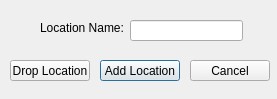
Above: LAWRENTIAN/LuD/addlocationdialogue.ui from pyridine/LAWRENTIAN before the change. Below: the same form after it.
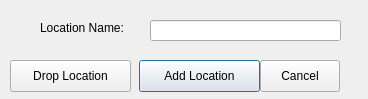
That is the form after the change.

```diff
--- a/LAWRENTIAN/LuD/addlocationdialogue.ui
+++ b/LAWRENTIAN/LuD/addlocationdialogue.ui
@@ -6,7 +6,7 @@
    <rect>
     <x>0</x>
     <y>0</y>
-    <width>277</width>
+    <width>368</width>
     <height>99</height>
    </rect>
   </property>
@@ -16,10 +16,10 @@
   <widget class="QPushButton" name="AddLocButton">
    <property name="geometry">
     <rect>
-     <x>100</x>
+     <x>139</x>
      <y>60</y>
-     <width>80</width>
-     <height>21</height>
+     <width>121</width>
+     <height>32</height>
     </rect>
    </property>
    <property name="text">
@@ -29,10 +29,10 @@
   <widget class="QPushButton" name="cancelButton">
    <property name="geometry">
     <rect>
-     <x>190</x>
+     <x>260</x>
      <y>60</y>
      <width>80</width>
-     <height>21</height>
+     <height>32</height>
     </rect>
    </property>
    <property name="text">
@@ -42,9 +42,9 @@
   <widget class="QLineEdit" name="nameField">
    <property name="geometry">
     <rect>
-     <x>130</x>
+     <x>150</x>
      <y>20</y>
-     <width>113</width>
+     <width>191</width>
      <height>21</height>
     </rect>
    </property>
@@ -54,7 +54,7 @@
     <rect>
      <x>40</x>
      <y>20</y>
-     <width>91</width>
+     <width>111</width>
      <height>16</height>
     </rect>
    </property>
@@ -67,8 +67,8 @@
     <rect>
      <x>10</x>
      <y>60</y>
-     <width>80</width>
-     <height>21</height>
+     <width>121</width>
+     <height>32</height>
     </rect>
    </property>
    <property name="text">
```
Left out of the diff: 2 changed lines with no effect on the pictures.
